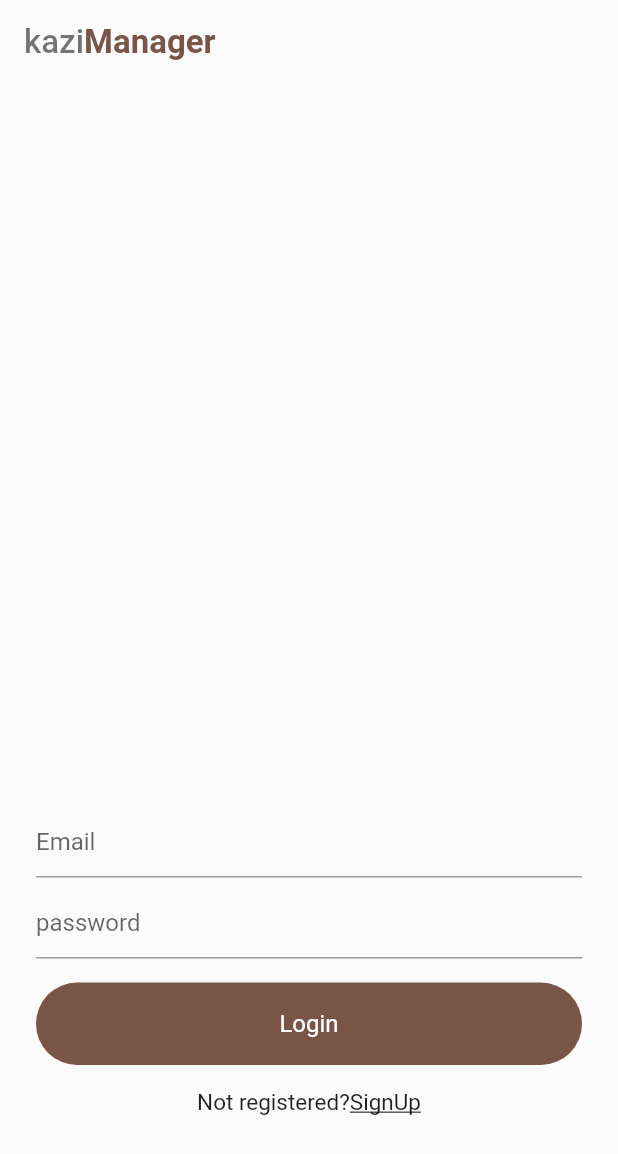
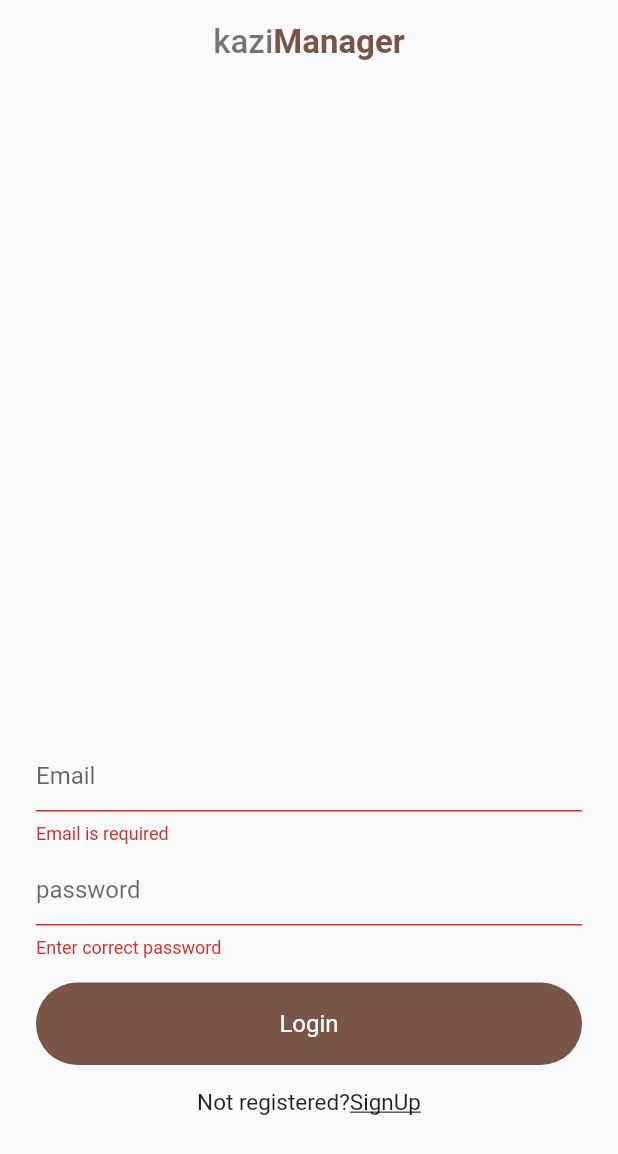
Before and after one commit to enzonjagi/kaziManager2.0, a Flutter app: the screen it shows after launch, after a tap on "Login", on a phone screen of 412 x 824 dp. Shown: the top 1154 px of the screen. Run offline on Flutter 3.47's test engine with Material 2 defaults, Android fonts, the phone set to English and light mode, and no system bars; our stand-ins replace cloud_firestore, firebase_auth, firebase_core, progress_indicators, random_string, shared_preferences; accounts and stored records are empty.

Commit message:
auth and create task code, to be tested in a few hours

```diff
--- /dev/null
+++ b/lib/helper/functions.dart
@@ -0,0 +1,18 @@
+
+
+import 'package:shared_preferences/shared_preferences.dart';
+
+class HelperFunctions{
+
+  static String UserLoggedinKey = "USERLOGGEDINKEY";
+
+  static saveUserLoggedInDetails({bool isLoggedIn}) async{
+    SharedPreferences prefs = await SharedPreferences.getInstance();
+    return prefs.setBool(UserLoggedinKey, isLoggedIn);
+  }
+
+  static Future<bool> getuserLoggedInDetails({bool isLoggedIn}) async {
+    SharedPreferences prefs = await SharedPreferences.getInstance();
+    return prefs.getBool(UserLoggedinKey);
+  }
+}
--- a/lib/main.dart
+++ b/lib/main.dart
@@ -2,34 +2,72 @@
 
 import 'package:firebase_core/firebase_core.dart';
 import 'package:flutter/material.dart';
+import 'package:kazimanager_withauth/helper/functions.dart';
 import 'package:kazimanager_withauth/screens/authenticate/signIn.dart';
 import 'package:kazimanager_withauth/screens/authenticate/signUp.dart';
 import 'package:kazimanager_withauth/screens/widgets/widget.dart';
 import 'package:kazimanager_withauth/screens/wrapper.dart';
+import 'package:kazimanager_withauth/screens/home/home.dart';
 import 'package:progress_indicators/progress_indicators.dart';
 
 void main() {
-  runApp(MyApp());
+  runApp(App()
+
+    /*MaterialApp(
+    home: Home(),
+    debugShowCheckedModeBanner: false,
+  )*/
+  );
 }
 
-class MyApp extends StatelessWidget {
-  // This widget is the root of your application.
-  final Future<FirebaseApp> _initialization = Firebase.initializeApp();
+//TODO: the firebase initializeapp must be first called before the main app is displayed
+//todo uncomment th code below for this to happen then run the call to App class above
+
+class App extends StatefulWidget {
+  @override
+  _AppState createState() => _AppState();
+}
+
+class _AppState extends State<App> {
+  bool _initialized = false;
+  bool _error = false;
+  bool _isLoggedin = false;
+
+  //check if user is loggedin
+  checkUserLoggedInStatus() async {
+    _isLoggedin = await HelperFunctions.getuserLoggedInDetails().then((value) {
+      setState(() {
+        _isLoggedin = value;
+      });
+    });
+  }
+
+  // Define an async function to initialize FlutterFire
+  void initializeFlutterFire() async {
+    try {
+      // Wait for Firebase to initialize and set `_initialized` state to true
+      await Firebase.initializeApp();
+      setState(() {
+        _initialized = true;
+      });
+    } catch (e) {
+      // Set `_error` state to true if Firebase initialization fails
+      setState(() {
+        _error = true;
+      });
+    }
+  }
+
+  @override
+  void initState() {
+    initializeFlutterFire();
+    checkUserLoggedInStatus();
+    super.initState();
+  }
 
   @override
   Widget build(BuildContext context) {
-    return MaterialApp(
-      home: Scaffold(
-        appBar: AppBar(
-          title: appBar(context),
-          backgroundColor: Colors.transparent,
-          elevation: 2.0,
-          brightness: Brightness.light,
-        ),
-        body: FutureBuilder(
-          future: _initialization,
-          builder: (BuildContext context, AsyncSnapshot snapshot) {
-            if (snapshot.hasError) {
+    if (_error) {
       return Container(
           child: Center(
         child: CircularProgressIndicator(
@@ -37,59 +75,18 @@ class MyApp extends StatelessWidget {
         ),
       ));
     }
-            if (snapshot.connectionState == ConnectionState.done) {
+
+    // Show a loader until FlutterFire is initialized
+    if (!_initialized) {
       return Container(
           child: Center(
-                  child: SafeArea(
-                      child: Column(
-                    children: [
-                      RaisedButton(
-                          child: Center(
-                            child: Text(
-                              "Login",
-                              style: TextStyle(color: Colors.white),
+        child: CircularProgressIndicator(
+          backgroundColor: Colors.green,
         ),
-                          ),
-                          color: Colors.brown,
-                          onPressed: () {
-                            Navigator.pushReplacement(
-                                context,
-                                MaterialPageRoute(
-                                    builder: (context) => SignIn()));
-                          }),
-                          SizedBox(height: 10,),
-                          Text(
-                            "Or",
-                            style: TextStyle(color: Colors.black),
-                          ),
-                          SizedBox(height: 10,),
-                      FlatButton(
-                          onPressed: () {
-                            Navigator.pushReplacement(
-                                context,
-                                MaterialPageRoute(
-                                    builder: (context) => SignUp()));
-                          },
-                          child: Center(
-                            child: Text(
-                              "SignUp",
-                              style: TextStyle(color: Colors.brown)
-                            ),
-                          ))
-                    ],
-                  )),
-                ),
-              );
-            } else {
-              return Container(
-                  child: Center(
-                child:
-                    HeartbeatProgressIndicator(child: Icon(Icons.account_box)),
       ));
     }
-          },
-        ),
-      ),
+    return MaterialApp(
+      home: (_isLoggedin ?? false) ? Home() : SignIn(),
       debugShowCheckedModeBanner: false,
     );
   }
--- a/lib/screens/authenticate/signIn.dart
+++ b/lib/screens/authenticate/signIn.dart
@@ -1,6 +1,7 @@
 //import 'dart:html';
 
 import 'package:flutter/material.dart';
+import 'package:kazimanager_withauth/helper/functions.dart';
 import 'package:kazimanager_withauth/screens/authenticate/signUp.dart';
 import 'package:kazimanager_withauth/screens/home/home.dart';
 import 'package:kazimanager_withauth/screens/widgets/widget.dart';
@@ -17,33 +18,13 @@ class SignIn extends StatefulWidget {
 class _SignInState extends State<SignIn> {
   final _formKey = GlobalKey<FormState>();
   String email, password;
-  /*bool _initialized = false;
-  bool _error = false;*/
-  final Future<FirebaseApp> _initialization = Firebase.initializeApp();
+
+
 
   //final FirebaseAuth _auth = FirebaseAuth.instance;
 
   //TODO find the new FlutterFire implementation on this
-  /*void initializeFlutterFire() async {
-    try {
-      // Wait for Firebase to initialize and set `_initialized` state to true
-      await Firebase.initializeApp();
-      setState(() {
-        _initialized = true;
-      });
-    } catch (e) {
-      // Set `_error` state to true if Firebase initialization fails
-      setState(() {
-        _error = true;
-      });
-    }
-  }
 
-  @override
-  void initState() {
-    initializeFlutterFire();
-    super.initState();
-  }*/
 
   AuthService authService = new AuthService();
   bool _isLoading = false;
@@ -54,6 +35,9 @@ class _SignInState extends State<SignIn> {
       //userCredential.signInEmail
       //UserCredential userCredential
       //TODO find the new FlutterFire implementation on this
+      Navigator.pushReplacement(
+              context, MaterialPageRoute(builder: (context) => Home()));
+      return;
 
       setState(() {
         _isLoading = true;
@@ -64,6 +48,7 @@ class _SignInState extends State<SignIn> {
           setState(() {
             _isLoading = false;
           });
+          HelperFunctions.saveUserLoggedInDetails(isLoggedIn: true);
           Navigator.pushReplacement(
               context, MaterialPageRoute(builder: (context) => Home()));
         }
@@ -74,14 +59,14 @@ class _SignInState extends State<SignIn> {
 
   @override
   Widget build(BuildContext context) {
-    //if initialization fails
 
     return Scaffold(
       appBar: AppBar(
-        title: appBar(context),
+        title: appBar(context, "kazi", "Manager"),
         backgroundColor: Colors.transparent,
         elevation: 0.0,
         brightness: Brightness.light,
+        centerTitle: true,
       ),
       body: _isLoading
           ? Container(
@@ -130,18 +115,7 @@ class _SignInState extends State<SignIn> {
                           //sign in button; logs user in
                           signIn();
                         },
-                        child: Container(
-                          padding: EdgeInsets.symmetric(vertical: 18),
-                          decoration: BoxDecoration(
-                              color: Colors.brown,
-                              borderRadius: BorderRadius.circular(30)),
-                          alignment: Alignment.center,
-                          width: MediaQuery.of(context).size.width - 48,
-                          child: Text(
-                            "Login",
-                            style: TextStyle(color: Colors.white, fontSize: 16),
-                          ),
-                        ),
+                        child: blueButton(context: context, label:"Login"),
                       ),
                       SizedBox(height: 16),
                       Row(
--- a/lib/screens/widgets/widget.dart
+++ b/lib/screens/widgets/widget.dart
@@ -2,24 +2,109 @@
 
 import 'package:flutter/material.dart';
 
-Widget appBar(BuildContext context){
-  return RichText(text: TextSpan(
+Widget appBar(BuildContext context, String first,  String second) {
+  return RichText(
+      text: TextSpan(
     style: TextStyle(fontSize: 22),
-    children: <TextSpan> [
+    children: <TextSpan>[
       TextSpan(
-        text: "kazi",
-        style: TextStyle(
-          fontWeight: FontWeight.w500,
-          color: Colors.black54
-        )
-      ),
+          text: first,
+          style: TextStyle(fontWeight: FontWeight.w500, color: Colors.black54)),
       TextSpan(
-        text: "Manager",
-        style: TextStyle(
-          fontWeight: FontWeight.w600,
-          color: Colors.brown)),
+          text: second,
+          style: TextStyle(fontWeight: FontWeight.w600, color: Colors.brown)),
     ],
-
-
   ));
 }
+
+class CustomDrawer extends StatelessWidget {
+  @override
+  Widget build(BuildContext context) {
+    return InkWell(
+      child: Drawer(
+        child: ListView(
+          children: <Widget>[
+            DrawerHeader(
+              decoration: BoxDecoration(
+                  gradient: LinearGradient(
+                      colors: <Color>[Colors.brown[500], Colors.brown[400]])),
+              child: Padding(
+                padding: const EdgeInsets.all(3.0),
+                child: Card(
+                  color: Colors.brown,
+                  child: ListTile(
+                    title: Text("kaziManager"),
+                    subtitle: Text('taskingSystem'),
+                    leading: CircleAvatar(
+                      backgroundColor: Colors.brown[400],
+                    ),
+                  ),
+                ),
+              ),
+            ),
+            Card(
+              child: ListTile(
+                  title: Text("myTasks"),
+                  leading: Icon(Icons.work),
+                  onTap: () {
+                    Navigator.of(context).pop();
+                    //Navigator.pushNamed(context, '/tasklist');
+                  }),
+            ),
+            Card(
+              child: ListTile(
+                  title: Text("taskReports"),
+                  leading: Icon(Icons.archive),
+                  onTap: () {
+                    Navigator.of(context).pop();
+                    //Navigator.pushNamed(context, '/reportlist');
+                  }),
+            ),
+          ],
+        ),
+      ),
+    );
+  }
+}
+
+class AppBarSearch extends StatelessWidget {
+  @override
+  Widget build(BuildContext context) {
+    return InkWell(
+      child: IconButton(
+        icon: Icon(Icons.search),
+        onPressed: () {
+          //allows user to search for a task
+        },
+      ),
+    );
+  }
+}
+
+class AppBarBack extends StatelessWidget {
+  @override
+  Widget build(BuildContext context) {
+    return InkWell(
+      child: IconButton(
+        icon: Icon(Icons.arrow_back),
+        onPressed: () {
+          //allows user to search for a task
+        },
+      ),
+    );
+  }
+}
+
+Widget blueButton({BuildContext context, String label, buttonWidth} ) {
+  return Container(
+    padding: EdgeInsets.symmetric(vertical: 18),
+    decoration: BoxDecoration(
+        color: Colors.brown, borderRadius: BorderRadius.circular(30)),
+    alignment: Alignment.center,
+    width: buttonWidth != null ? buttonWidth :MediaQuery.of(context).size.width - 48,
+    child: Text(
+      label,
+      style: TextStyle(color: Colors.white, fontSize: 16),
+    ),
+  );
+}
--- a/lib/services/auth.dart
+++ b/lib/services/auth.dart
@@ -6,8 +6,10 @@ class AuthService {
   final Future<FirebaseApp> _initialization = Firebase.initializeApp();
   final FirebaseAuth _auth = FirebaseAuth.instance;
 
+
   //check for auth changes
-  /*dynamic checkAuth(String email, password) async{
+  dynamic checkAuth(String email, password) async{
+    //await _initialization;
     await _auth.authStateChanges().listen((User user) {
       if (user == null){
         print("User is currently signed out");
@@ -16,19 +18,20 @@ class AuthService {
         return user;
       }
      });
-  }*/
+  }
+
 
   //sign in anon
   Future initiialize() async {
     try {
       // Wait for Firebase to initialize and set `_initialized` state to true
       await Firebase.initializeApp();
-
-    } catch(e) {
+    } catch (e) {
       // Set `_error` state to true if Firebase initialization fails
 
     }
   }
+
   dynamic signInAnon() async {
     UserCredential userCredential = await _auth.signInAnonymously();
     return userCredential;
@@ -36,7 +39,7 @@ class AuthService {
 
   //signin email and password
   dynamic signInEmailandPass(String email, password) async {
-    await _initialization;
+    //await _initialization;
     try {
       //await _initialization;
       UserCredential userCredential = await _auth.signInWithEmailAndPassword(
@@ -53,9 +56,8 @@ class AuthService {
 
   //register with email and password
   dynamic createUser(String email, password) async {
-    await _initialization;
+    //await _initialization;
     try {
-
       UserCredential userCredential = await _auth
           .createUserWithEmailAndPassword(email: email, password: password);
       return userCredential;
@@ -83,7 +85,6 @@ class AuthService {
   //signout
   dynamic signOut() async {
     try {
-
       return await _auth.signOut();
     } catch (e) {
       print(e.toString());
--- a/pubspec.yaml
+++ b/pubspec.yaml
@@ -33,6 +33,9 @@ dependencies:
   random_string: ^2.1.0
   firebase_storage: ^4.0.0
   progress_indicators: ^0.1.5
+  firebase_analytics: "^6.0.0"
+
+
 
 
 
```
Also changed, not shown: lib/screens/addTodo.dart (added, +113 -0 lines), lib/screens/authenticate/signUp.dart (+24 -17 lines), lib/screens/create_task.dart (added, +160 -0 lines), lib/screens/home/home.dart (+30 -2 lines), lib/services/database.dart (added, +39 -0 lines), pubspec.lock, 1 other file. Lines whose indentation alone changed are shown as unchanged.
